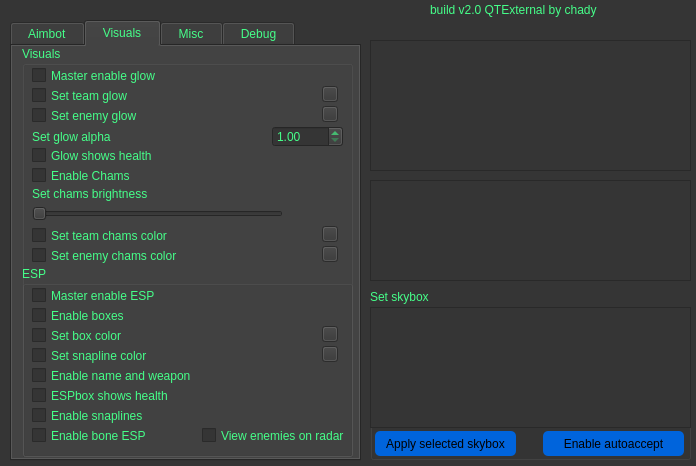
This is widget.ui in skajuks/QTExternal as Qt 5 draws it before an edit. The edited form follows.
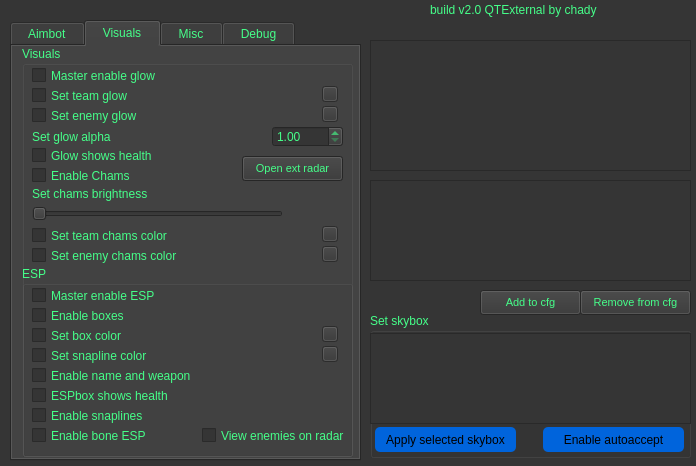
This is the edited form. The open tabs and pages were chosen to show the change.

```diff
--- a/widget.ui
+++ b/widget.ui
@@ -1097,6 +1097,24 @@
       </widget>
      </widget>
     </widget>
+    <widget class="QPushButton" name="radar_toggle">
+     <property name="geometry">
+      <rect>
+       <x>230</x>
+       <y>110</y>
+       <width>101</width>
+       <height>25</height>
+      </rect>
+     </property>
+     <property name="font">
+      <font>
+       <pointsize>8</pointsize>
+      </font>
+     </property>
+     <property name="text">
+      <string>Open ext radar</string>
+     </property>
+    </widget>
    </widget>
    <widget class="QWidget" name="Misc">
     <attribute name="title">
@@ -1448,9 +1466,9 @@
    <property name="geometry">
     <rect>
      <x>370</x>
-     <y>289</y>
+     <y>313</y>
      <width>321</width>
-     <height>171</height>
+     <height>145</height>
     </rect>
    </property>
    <property name="title">
@@ -1460,9 +1478,9 @@
     <property name="geometry">
      <rect>
       <x>0</x>
-      <y>18</y>
+      <y>20</y>
       <width>321</width>
-      <height>121</height>
+      <height>91</height>
      </rect>
     </property>
    </widget>
@@ -1470,7 +1488,7 @@
     <property name="geometry">
      <rect>
       <x>5</x>
-      <y>142</y>
+      <y>114</y>
       <width>141</width>
       <height>25</height>
      </rect>
@@ -1488,7 +1506,7 @@
     <property name="geometry">
      <rect>
       <x>173</x>
-      <y>142</y>
+      <y>114</y>
       <width>141</width>
       <height>25</height>
      </rect>
@@ -1523,6 +1541,42 @@
     </rect>
    </property>
   </widget>
+  <widget class="QPushButton" name="add_to_cfg">
+   <property name="geometry">
+    <rect>
+     <x>480</x>
+     <y>290</y>
+     <width>101</width>
+     <height>25</height>
+    </rect>
+   </property>
+   <property name="font">
+    <font>
+     <pointsize>8</pointsize>
+    </font>
+   </property>
+   <property name="text">
+    <string>Add to cfg</string>
+   </property>
+  </widget>
+  <widget class="QPushButton" name="add_to_cfg_2">
+   <property name="geometry">
+    <rect>
+     <x>580</x>
+     <y>290</y>
+     <width>111</width>
+     <height>25</height>
+    </rect>
+   </property>
+   <property name="font">
+    <font>
+     <pointsize>8</pointsize>
+    </font>
+   </property>
+   <property name="text">
+    <string>Remove from cfg</string>
+   </property>
+  </widget>
  </widget>
  <resources/>
  <connections/>
```
Left out of the diff: 15 changed lines with no effect on the pictures.
